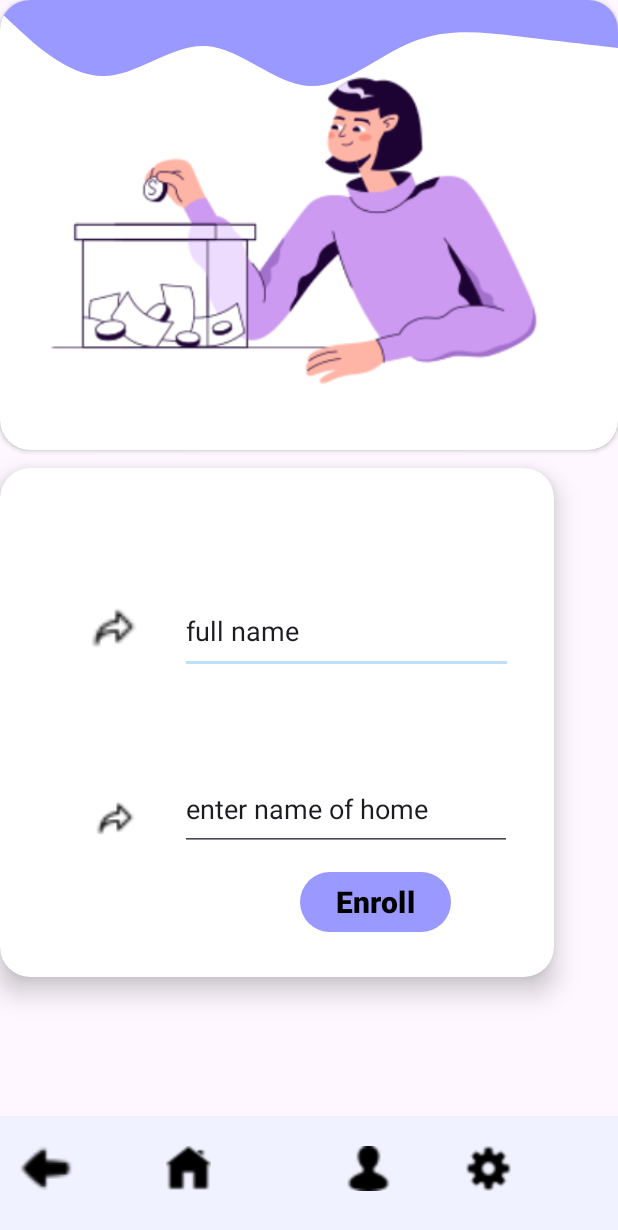
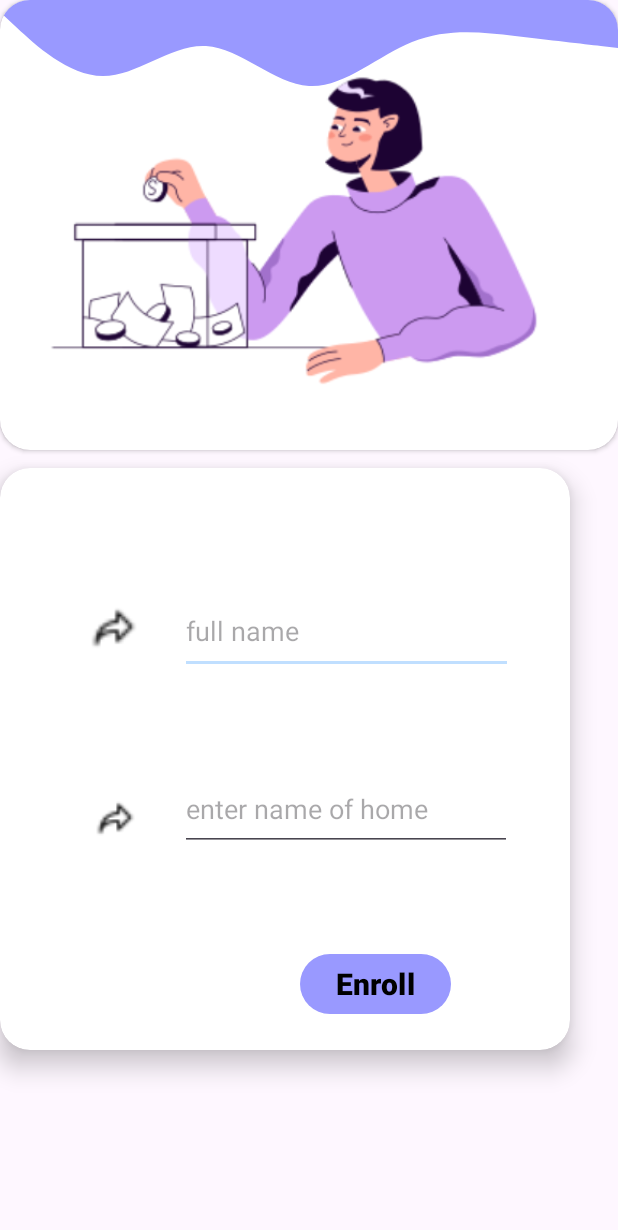
Before and after one commit to abyy101/ChronicDiseaseSupportSystem, an Android app: the findhome screen opened directly, with no data from a screen before it, on a phone screen of 412 x 824 dp. Shown: the top 1230 px of the screen. Run offline under Robolectric (Android 15) with nearby library versions, the phone set to English and light mode, and no system bars.

Commit message:
UI changes made in code

```diff
--- a/app/src/main/java/com/example/onlinepatientsupportsystem/DatabaseHelper.java
+++ b/app/src/main/java/com/example/onlinepatientsupportsystem/DatabaseHelper.java
@@ -29,11 +29,7 @@ public class DatabaseHelper extends SQLiteOpenHelper {
     public static final String COLUMN_NAME = "name";
     public static final String COLUMN_HOME_NAME = "home_name";
 
-    // Messages Table
-    public static final String TABLE_NAME_MESSAGES = "Messages";
-    public static final String COLUMN_MESSAGE_ID = "message_id";
-    public static final String COLUMN_MESSAGE_TEXT = "message_text";
-    public static final String COLUMN_IS_SENT_BY_CURRENT_USER = "is_sent_by_current_user";
+
 
     public static final String TABLE_NAME_MEDICATIONS = "Medications";
     public static final String COLUMN_MEDICATION_ID = "medication_id";
@@ -59,11 +55,6 @@ public class DatabaseHelper extends SQLiteOpenHelper {
                     COLUMN_NAME + " TEXT, " +
                     COLUMN_HOME_NAME + " TEXT);";
 
-    private static final String TABLE_CREATE_MESSAGES =
-            "CREATE TABLE " + TABLE_NAME_MESSAGES + " (" +
-                    COLUMN_MESSAGE_ID + " INTEGER PRIMARY KEY AUTOINCREMENT, " +
-                    COLUMN_MESSAGE_TEXT + " TEXT, " +
-                    COLUMN_IS_SENT_BY_CURRENT_USER + " INTEGER);";
 
     private static final String TABLE_CREATE_MEDICATIONS =
             "CREATE TABLE " + TABLE_NAME_MEDICATIONS + " (" +
@@ -81,7 +72,6 @@ public class DatabaseHelper extends SQLiteOpenHelper {
     public void onCreate(SQLiteDatabase db) {
         db.execSQL(TABLE_CREATE_RECORDS);
         db.execSQL(TABLE_CREATE_HOMES);
-        db.execSQL(TABLE_CREATE_MESSAGES);
         db.execSQL(TABLE_CREATE_MEDICATIONS);
 
     }
@@ -90,7 +80,6 @@ public class DatabaseHelper extends SQLiteOpenHelper {
     public void onUpgrade(SQLiteDatabase db, int oldVersion, int newVersion) {
         db.execSQL("DROP TABLE IF EXISTS " + TABLE_NAME_RECORDS);
         db.execSQL("DROP TABLE IF EXISTS " + TABLE_NAME_HOMES);
-        db.execSQL("DROP TABLE IF EXISTS " + TABLE_NAME_MESSAGES);
         db.execSQL("DROP TABLE IF EXISTS " + TABLE_NAME_MEDICATIONS);
         onCreate(db);
     }
--- a/app/src/main/res/layout/findhome.xml
+++ b/app/src/main/res/layout/findhome.xml
@@ -31,8 +31,8 @@
     </androidx.cardview.widget.CardView>
 
     <androidx.cardview.widget.CardView
-        android:layout_width="369dp"
-        android:layout_height="339dp"
+        android:layout_width="380dp"
+        android:layout_height="388dp"
         android:layout_marginTop="12dp"
         android:padding="28dp"
         app:cardCornerRadius="20dp"
@@ -48,7 +48,7 @@
             android:layout_marginTop="80dp"
             android:ems="10"
             android:inputType="text"
-            android:text="full name" />
+            android:hint="full name" />
 
         <EditText
             android:id="@+id/editTextText3"
@@ -58,7 +58,7 @@
             android:layout_marginTop="200dp"
             android:ems="10"
             android:inputType="text"
-            android:text="enter name of home" />
+            android:hint="enter name of home" />
 
         <ImageView
             android:id="@+id/imageView11"
@@ -80,70 +80,15 @@
             android:id="@+id/enrollbutton"
             android:layout_width="wrap_content"
             android:layout_height="wrap_content"
-            android:textStyle="bold"
+            android:layout_marginLeft="200dp"
+            android:layout_marginTop="320dp"
+            android:text="Enroll"
             android:textColor="@color/black"
-            android:layout_marginTop="265dp"
-            android:layout_marginLeft="200dp"
             android:textSize="20dp"
-            android:text="Enroll" />
+            android:textStyle="bold" />
 
 
     </androidx.cardview.widget.CardView>
 
-    <androidx.coordinatorlayout.widget.CoordinatorLayout
-        android:layout_width="match_parent"
-        android:layout_height="80dp"
-        android:layout_gravity="bottom"
-        android:layout_marginStart="-30dp"
-        app:layout_constraintBottom_toBottomOf="parent"
-        app:layout_constraintStart_toStartOf="parent">
-
-        <com.google.android.material.bottomappbar.BottomAppBar
-            android:id="@+id/bottomAppBar"
-            android:layout_width="match_parent"
-            android:layout_height="match_parent"
-            android:layout_marginLeft="2dp"
-            android:alpha="0.2"
-            app:backgroundTint="@color/my_secondary"
-            app:fabCradleMargin="8dp"
-            app:fabCradleRoundedCornerRadius="50dp"
-            app:fabCradleVerticalOffset="6dp" />
-
-
-        <ImageView
-            android:id="@+id/imageView21"
-            android:layout_width="30dp"
-            android:layout_height="50dp"
-            android:layout_marginLeft="140dp"
-            android:layout_marginTop="10dp"
-            app:srcCompat="@drawable/home" />
-
-        <ImageView
-            android:id="@+id/imageView22"
-            android:layout_width="40dp"
-            android:layout_height="50dp"
-            android:layout_marginLeft="40dp"
-
-            android:layout_marginTop="10dp"
-            app:srcCompat="@drawable/iconback" />
-
-        <ImageView
-            android:id="@+id/imageView23"
-            android:layout_width="30dp"
-            android:layout_height="50dp"
-            android:layout_marginLeft="340dp"
-
-            android:layout_marginTop="10dp"
-            app:srcCompat="@drawable/settings" />
-
-        <ImageView
-            android:id="@+id/imageView24"
-            android:layout_width="30dp"
-            android:layout_height="50dp"
-            android:layout_marginLeft="260dp"
-            android:layout_marginTop="10dp"
-            app:srcCompat="@drawable/profile" />
-
-    </androidx.coordinatorlayout.widget.CoordinatorLayout>
 
 </androidx.constraintlayout.widget.ConstraintLayout>
```
Also changed, not shown: app/src/main/java/com/example/onlinepatientsupportsystem/MessageAdapter.java (deleted, +0 -46 lines), app/src/main/java/com/example/onlinepatientsupportsystem/MessageDAO.java (deleted, +0 -62 lines), app/src/main/res/layout/home2.xml (+4 -4 lines), app/src/main/res/layout/messaging.xml (+8 -49 lines), app/src/main/res/layout/second_message.xml (+8 -49 lines), app/src/main/res/layout/viewmedications.xml (+8 -8 lines).
